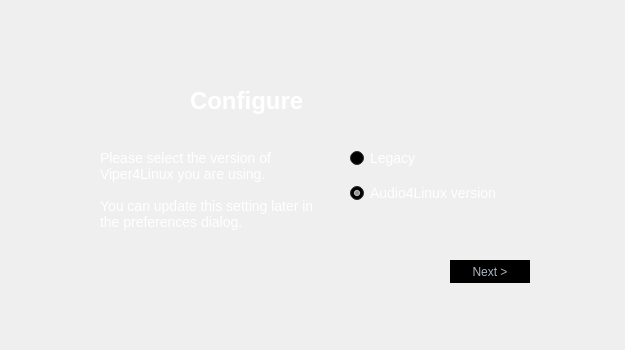
Above: dialog/firstlaunchwizard.ui from Audio4Linux/Viper4Linux-GUI before the change. Below: the same form after it.
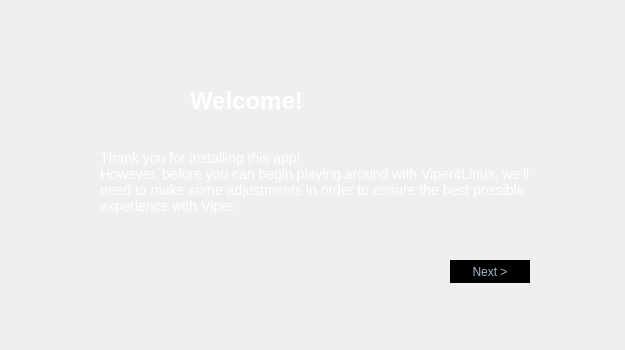
That is the form after the change. The open tabs and pages were chosen to show the change. Custom widgets are drawn as their Qt base class.

Diff of the .ui file:
```diff
--- a/dialog/firstlaunchwizard.ui
+++ b/dialog/firstlaunchwizard.ui
@@ -190,8 +190,51 @@
        </item>
       </layout>
      </widget>
-     <widget class="QWidget" name="page">
-      <widget class="QPushButton" name="p1dot5_next">
+     <widget class="QWidget" name="page_nomodule">
+      <widget class="QLabel" name="pm_title">
+       <property name="geometry">
+        <rect>
+         <x>190</x>
+         <y>10</y>
+         <width>311</width>
+         <height>61</height>
+        </rect>
+       </property>
+       <property name="styleSheet">
+        <string notr="true">font-size: 24px;
+font-weight: bold;
+color: white</string>
+       </property>
+       <property name="text">
+        <string>Missing module</string>
+       </property>
+      </widget>
+      <widget class="QLabel" name="pm_desc">
+       <property name="geometry">
+        <rect>
+         <x>100</x>
+         <y>90</y>
+         <width>431</width>
+         <height>101</height>
+        </rect>
+       </property>
+       <property name="styleSheet">
+        <string notr="true">color: white;
+font-size: 14px;</string>
+       </property>
+       <property name="text">
+        <string>Unable to find the GStreamer viperfx plugin.
+Make sure you installed Viper4Linux correctly and double-check the README instructions.
+You can also run 'gst-inspect-1.0 viperfx' to check if the plugin was correctly installed.</string>
+       </property>
+       <property name="alignment">
+        <set>Qt::AlignLeading|Qt::AlignLeft|Qt::AlignTop</set>
+       </property>
+       <property name="wordWrap">
+        <bool>true</bool>
+       </property>
+      </widget>
+      <widget class="QPushButton" name="pm_next">
        <property name="geometry">
         <rect>
          <x>450</x>
@@ -322,875 +365,155 @@
         <bool>false</bool>
        </property>
       </widget>
-      <widget class="QWidget" name="verticalLayoutWidget_3">
+      <widget class="QPushButton" name="pl_next">
        <property name="geometry">
         <rect>
-         <x>350</x>
-         <y>80</y>
-         <width>230</width>
-         <height>73</height>
+         <x>399</x>
+         <y>200</y>
+         <width>131</width>
+         <height>23</height>
         </rect>
        </property>
-       <layout class="QVBoxLayout" name="p1dot5_radiobox">
-        <item>
-         <widget class="QRadioButton" name="p1dot5_mode_legacy">
-          <property name="palette">
-           <palette>
-            <active>
-             <colorrole role="WindowText">
-              <brush brushstyle="SolidPattern">
-               <color alpha="255">
-                <red>255</red>
-                <green>255</green>
-                <blue>255</blue>
-               </color>
-              </brush>
-             </colorrole>
-             <colorrole role="Button">
-              <brush brushstyle="SolidPattern">
-               <color alpha="255">
-                <red>61</red>
-                <green>65</green>
-                <blue>66</blue>
-               </color>
-              </brush>
-             </colorrole>
-             <colorrole role="Light">
-              <brush brushstyle="SolidPattern">
-               <color alpha="255">
-                <red>91</red>
-                <green>97</green>
-                <blue>99</blue>
-               </color>
-              </brush>
-             </colorrole>
-             <colorrole role="Midlight">
-              <brush brushstyle="SolidPattern">
-               <color alpha="255">
-                <red>76</red>
-                <green>81</green>
-                <blue>82</blue>
-               </color>
-              </brush>
-             </colorrole>
-             <colorrole role="Dark">
-              <brush brushstyle="SolidPattern">
-               <color alpha="255">
-                <red>30</red>
-                <green>32</green>
-                <blue>33</blue>
-               </color>
-              </brush>
-             </colorrole>
-             <colorrole role="Mid">
-              <brush brushstyle="SolidPattern">
-               <color alpha="255">
-                <red>40</red>
-                <green>43</green>
-                <blue>44</blue>
-               </color>
-              </brush>
-             </colorrole>
-             <colorrole role="Text">
-              <brush brushstyle="SolidPattern">
-               <color alpha="255">
-                <red>255</red>
-                <green>255</green>
-                <blue>255</blue>
-               </color>
-              </brush>
-             </colorrole>
-             <colorrole role="BrightText">
-              <brush brushstyle="SolidPattern">
-               <color alpha="255">
-                <red>255</red>
-                <green>255</green>
-                <blue>255</blue>
-               </color>
-              </brush>
-             </colorrole>
-             <colorrole role="ButtonText">
-              <brush brushstyle="SolidPattern">
-               <color alpha="255">
-                <red>255</red>
-                <green>255</green>
-                <blue>255</blue>
-               </color>
-              </brush>
-             </colorrole>
-             <colorrole role="Base">
-              <brush brushstyle="SolidPattern">
-               <color alpha="255">
-                <red>0</red>
-                <green>0</green>
-                <blue>0</blue>
-               </color>
-              </brush>
-             </colorrole>
-             <colorrole role="Window">
-              <brush brushstyle="SolidPattern">
-               <color alpha="255">
-                <red>61</red>
-                <green>65</green>
-                <blue>66</blue>
-               </color>
-              </brush>
-             </colorrole>
-             <colorrole role="Shadow">
-              <brush brushstyle="SolidPattern">
-               <color alpha="255">
-                <red>0</red>
-                <green>0</green>
-                <blue>0</blue>
-               </color>
-              </brush>
-             </colorrole>
-             <colorrole role="AlternateBase">
-              <brush brushstyle="SolidPattern">
-               <color alpha="255">
-                <red>30</red>
-                <green>32</green>
-                <blue>33</blue>
-               </color>
-              </brush>
-             </colorrole>
-             <colorrole role="ToolTipBase">
-              <brush brushstyle="SolidPattern">
-               <color alpha="255">
-                <red>255</red>
-                <green>255</green>
-                <blue>220</blue>
-               </color>
-              </brush>
-             </colorrole>
-             <colorrole role="ToolTipText">
-              <brush brushstyle="SolidPattern">
-               <color alpha="255">
-                <red>0</red>
-                <green>0</green>
-                <blue>0</blue>
-               </color>
-              </brush>
-             </colorrole>
-            </active>
-            <inactive>
-             <colorrole role="WindowText">
-              <brush brushstyle="SolidPattern">
-               <color alpha="255">
-                <red>255</red>
-                <green>255</green>
-                <blue>255</blue>
-               </color>
-              </brush>
-             </colorrole>
-             <colorrole role="Button">
-              <brush brushstyle="SolidPattern">
-               <color alpha="255">
-                <red>61</red>
-                <green>65</green>
-                <blue>66</blue>
-               </color>
-              </brush>
-             </colorrole>
-             <colorrole role="Light">
-              <brush brushstyle="SolidPattern">
-               <color alpha="255">
-                <red>91</red>
-                <green>97</green>
-                <blue>99</blue>
-               </color>
-              </brush>
-             </colorrole>
-             <colorrole role="Midlight">
-              <brush brushstyle="SolidPattern">
-               <color alpha="255">
-                <red>76</red>
-                <green>81</green>
-                <blue>82</blue>
-               </color>
-              </brush>
-             </colorrole>
-             <colorrole role="Dark">
-              <brush brushstyle="SolidPattern">
-               <color alpha="255">
-                <red>30</red>
-                <green>32</green>
-                <blue>33</blue>
-               </color>
-              </brush>
-             </colorrole>
-             <colorrole role="Mid">
-              <brush brushstyle="SolidPattern">
-               <color alpha="255">
-                <red>40</red>
-                <green>43</green>
-                <blue>44</blue>
-               </color>
-              </brush>
-             </colorrole>
-             <colorrole role="Text">
-              <brush brushstyle="SolidPattern">
-               <color alpha="255">
-                <red>255</red>
-                <green>255</green>
-                <blue>255</blue>
-               </color>
-              </brush>
-             </colorrole>
-             <colorrole role="BrightText">
-              <brush brushstyle="SolidPattern">
-               <color alpha="255">
-                <red>255</red>
-                <green>255</green>
-                <blue>255</blue>
-               </color>
-              </brush>
-             </colorrole>
-             <colorrole role="ButtonText">
-              <brush brushstyle="SolidPattern">
-               <color alpha="255">
-                <red>255</red>
-                <green>255</green>
-                <blue>255</blue>
-               </color>
-              </brush>
-             </colorrole>
-             <colorrole role="Base">
-              <brush brushstyle="SolidPattern">
-               <color alpha="255">
-                <red>0</red>
-                <green>0</green>
-                <blue>0</blue>
-               </color>
-              </brush>
-             </colorrole>
-             <colorrole role="Window">
-              <brush brushstyle="SolidPattern">
-               <color alpha="255">
-                <red>61</red>
-                <green>65</green>
-                <blue>66</blue>
-               </color>
-              </brush>
-             </colorrole>
-             <colorrole role="Shadow">
-              <brush brushstyle="SolidPattern">
-               <color alpha="255">
-                <red>0</red>
-                <green>0</green>
-                <blue>0</blue>
-               </color>
-              </brush>
-             </colorrole>
-             <colorrole role="AlternateBase">
-              <brush brushstyle="SolidPattern">
-               <color alpha="255">
-                <red>30</red>
-                <green>32</green>
-                <blue>33</blue>
-               </color>
-              </brush>
-             </colorrole>
-             <colorrole role="ToolTipBase">
-              <brush brushstyle="SolidPattern">
-               <color alpha="255">
-                <red>255</red>
-                <green>255</green>
-                <blue>220</blue>
-               </color>
-              </brush>
-             </colorrole>
-             <colorrole role="ToolTipText">
-              <brush brushstyle="SolidPattern">
-               <color alpha="255">
-                <red>0</red>
-                <green>0</green>
-                <blue>0</blue>
-               </color>
-              </brush>
-             </colorrole>
-            </inactive>
-            <disabled>
-             <colorrole role="WindowText">
-              <brush brushstyle="SolidPattern">
-               <color alpha="255">
-                <red>255</red>
-                <green>255</green>
-                <blue>255</blue>
-               </color>
-              </brush>
-             </colorrole>
-             <colorrole role="Button">
-              <brush brushstyle="SolidPattern">
-               <color alpha="255">
-                <red>61</red>
-                <green>65</green>
-                <blue>66</blue>
-               </color>
-              </brush>
-             </colorrole>
-             <colorrole role="Light">
-              <brush brushstyle="SolidPattern">
-               <color alpha="255">
-                <red>91</red>
-                <green>97</green>
-                <blue>99</blue>
-               </color>
-              </brush>
-             </colorrole>
-             <colorrole role="Midlight">
-              <brush brushstyle="SolidPattern">
-               <color alpha="255">
-                <red>76</red>
-                <green>81</green>
-                <blue>82</blue>
-               </color>
-              </brush>
-             </colorrole>
-             <colorrole role="Dark">
-              <brush brushstyle="SolidPattern">
-               <color alpha="255">
-                <red>30</red>
-                <green>32</green>
-                <blue>33</blue>
-               </color>
-              </brush>
-             </colorrole>
-             <colorrole role="Mid">
-              <brush brushstyle="SolidPattern">
-               <color alpha="255">
-                <red>40</red>
-                <green>43</green>
-                <blue>44</blue>
-               </color>
-              </brush>
-             </colorrole>
-             <colorrole role="Text">
-              <brush brushstyle="SolidPattern">
-               <color alpha="255">
-                <red>255</red>
-                <green>255</green>
-                <blue>255</blue>
-               </color>
-              </brush>
-             </colorrole>
-             <colorrole role="BrightText">
-              <brush brushstyle="SolidPattern">
-               <color alpha="255">
-                <red>255</red>
-                <green>255</green>
-                <blue>255</blue>
-               </color>
-              </brush>
-             </colorrole>
-             <colorrole role="ButtonText">
-              <brush brushstyle="SolidPattern">
-               <color alpha="255">
-                <red>255</red>
-                <green>255</green>
-                <blue>255</blue>
-               </color>
-              </brush>
-             </colorrole>
-             <colorrole role="Base">
-              <brush brushstyle="SolidPattern">
-               <color alpha="255">
-                <red>61</red>
-                <green>65</green>
-                <blue>66</blue>
-               </color>
-              </brush>
-             </colorrole>
-             <colorrole role="Window">
-              <brush brushstyle="SolidPattern">
-               <color alpha="255">
-                <red>61</red>
-                <green>65</green>
-                <blue>66</blue>
-               </color>
-              </brush>
-             </colorrole>
-             <colorrole role="Shadow">
-              <brush brushstyle="SolidPattern">
-               <color alpha="255">
-                <red>0</red>
-                <green>0</green>
-                <blue>0</blue>
-               </color>
-              </brush>
-             </colorrole>
-             <colorrole role="AlternateBase">
-              <brush brushstyle="SolidPattern">
-               <color alpha="255">
-                <red>61</red>
-                <green>65</green>
-                <blue>66</blue>
-               </color>
-              </brush>
-             </colorrole>
-             <colorrole role="ToolTipBase">
-              <brush brushstyle="SolidPattern">
-               <color alpha="255">
-                <red>255</red>
-                <green>255</green>
-                <blue>220</blue>
-               </color>
-              </brush>
-             </colorrole>
-             <colorrole role="ToolTipText">
-              <brush brushstyle="SolidPattern">
-               <color alpha="255">
-                <red>0</red>
-                <green>0</green>
-                <blue>0</blue>
-               </color>
-              </brush>
-             </colorrole>
-            </disabled>
-           </palette>
-          </property>
-          <property name="styleSheet">
-           <string notr="true">color: white;
-font-size: 14px;</string>
-          </property>
-          <property name="text">
-           <string>Legacy</string>
-          </property>
-          <property name="checked">
-           <bool>false</bool>
-          </property>
-         </widget>
-        </item>
-        <item>
-         <widget class="QRadioButton" name="p1dot5_mode_a4l">
-          <property name="palette">
-           <palette>
-            <active>
-             <colorrole role="WindowText">
-              <brush brushstyle="SolidPattern">
-               <color alpha="255">
-                <red>255</red>
-                <green>255</green>
-                <blue>255</blue>
-               </color>
-              </brush>
-             </colorrole>
-             <colorrole role="Button">
-              <brush brushstyle="SolidPattern">
-               <color alpha="255">
-                <red>61</red>
-                <green>65</green>
-                <blue>66</blue>
-               </color>
-              </brush>
-             </colorrole>
-             <colorrole role="Light">
-              <brush brushstyle="SolidPattern">
-               <color alpha="255">
-                <red>91</red>
-                <green>97</green>
-                <blue>99</blue>
-               </color>
-              </brush>
-             </colorrole>
-             <colorrole role="Midlight">
-              <brush brushstyle="SolidPattern">
-               <color alpha="255">
-                <red>76</red>
-                <green>81</green>
-                <blue>82</blue>
-               </color>
-              </brush>
-             </colorrole>
-             <colorrole role="Dark">
-              <brush brushstyle="SolidPattern">
-               <color alpha="255">
-                <red>30</red>
-                <green>32</green>
-                <blue>33</blue>
-               </color>
-              </brush>
-             </colorrole>
-             <colorrole role="Mid">
-              <brush brushstyle="SolidPattern">
-               <color alpha="255">
-                <red>40</red>
-                <green>43</green>
-                <blue>44</blue>
-               </color>
-              </brush>
-             </colorrole>
-             <colorrole role="Text">
-              <brush brushstyle="SolidPattern">
-               <color alpha="255">
-                <red>255</red>
-                <green>255</green>
-                <blue>255</blue>
-               </color>
-              </brush>
-             </colorrole>
-             <colorrole role="BrightText">
-              <brush brushstyle="SolidPattern">
-               <color alpha="255">
-                <red>255</red>
-                <green>255</green>
-                <blue>255</blue>
-               </color>
-              </brush>
-             </colorrole>
-             <colorrole role="ButtonText">
-              <brush brushstyle="SolidPattern">
-               <color alpha="255">
-                <red>255</red>
-                <green>255</green>
-                <blue>255</blue>
-               </color>
-              </brush>
-             </colorrole>
-             <colorrole role="Base">
-              <brush brushstyle="SolidPattern">
-               <color alpha="255">
-                <red>0</red>
-                <green>0</green>
-                <blue>0</blue>
-               </color>
-              </brush>
-             </colorrole>
-             <colorrole role="Window">
-              <brush brushstyle="SolidPattern">
-               <color alpha="255">
-                <red>61</red>
-                <green>65</green>
-                <blue>66</blue>
-               </color>
-              </brush>
-             </colorrole>
-             <colorrole role="Shadow">
-              <brush brushstyle="SolidPattern">
-               <color alpha="255">
-                <red>0</red>
-                <green>0</green>
-                <blue>0</blue>
-               </color>
-              </brush>
-             </colorrole>
-             <colorrole role="AlternateBase">
-              <brush brushstyle="SolidPattern">
-               <color alpha="255">
-                <red>30</red>
-                <green>32</green>
-                <blue>33</blue>
-               </color>
-              </brush>
-             </colorrole>
-             <colorrole role="ToolTipBase">
-              <brush brushstyle="SolidPattern">
-               <color alpha="255">
-                <red>255</red>
-                <green>255</green>
-                <blue>220</blue>
-               </color>
-              </brush>
-             </colorrole>
-             <colorrole role="ToolTipText">
-              <brush brushstyle="SolidPattern">
-               <color alpha="255">
-                <red>0</red>
-                <green>0</green>
-                <blue>0</blue>
-               </color>
-              </brush>
-             </colorrole>
-            </active>
-            <inactive>
-             <colorrole role="WindowText">
-              <brush brushstyle="SolidPattern">
-               <color alpha="255">
-                <red>255</red>
-                <green>255</green>
-                <blue>255</blue>
-               </color>
-              </brush>
-             </colorrole>
-             <colorrole role="Button">
-              <brush brushstyle="SolidPattern">
-               <color alpha="255">
-                <red>61</red>
-                <green>65</green>
-                <blue>66</blue>
-               </color>
-              </brush>
-             </colorrole>
-             <colorrole role="Light">
-              <brush brushstyle="SolidPattern">
-               <color alpha="255">
-                <red>91</red>
-                <green>97</green>
-                <blue>99</blue>
-               </color>
-              </brush>
-             </colorrole>
-             <colorrole role="Midlight">
-              <brush brushstyle="SolidPattern">
-               <color alpha="255">
-                <red>76</red>
-                <green>81</green>
-                <blue>82</blue>
-               </color>
-              </brush>
-             </colorrole>
-             <colorrole role="Dark">
-              <brush brushstyle="SolidPattern">
-               <color alpha="255">
-                <red>30</red>
-                <green>32</green>
-                <blue>33</blue>
-               </color>
-              </brush>
-             </colorrole>
-             <colorrole role="Mid">
-              <brush brushstyle="SolidPattern">
-               <color alpha="255">
-                <red>40</red>
-                <green>43</green>
-                <blue>44</blue>
-               </color>
-              </brush>
-             </colorrole>
-             <colorrole role="Text">
-              <brush brushstyle="SolidPattern">
-               <color alpha="255">
-                <red>255</red>
-                <green>255</green>
-                <blue>255</blue>
-               </color>
-              </brush>
-             </colorrole>
-             <colorrole role="BrightText">
-              <brush brushstyle="SolidPattern">
-               <color alpha="255">
-                <red>255</red>
-                <green>255</green>
-                <blue>255</blue>
-               </color>
-              </brush>
-             </colorrole>
-             <colorrole role="ButtonText">
-              <brush brushstyle="SolidPattern">
-               <color alpha="255">
-                <red>255</red>
-                <green>255</green>
-                <blue>255</blue>
-               </color>
-              </brush>
-             </colorrole>
-             <colorrole role="Base">
-              <brush brushstyle="SolidPattern">
-               <color alpha="255">
-                <red>0</red>
-                <green>0</green>
-                <blue>0</blue>
-               </color>
-              </brush>
-             </colorrole>
-             <colorrole role="Window">
-              <brush brushstyle="SolidPattern">
-               <color alpha="255">
-                <red>61</red>
-                <green>65</green>
-                <blue>66</blue>
-               </color>
-              </brush>
-             </colorrole>
-             <colorrole role="Shadow">
-              <brush brushstyle="SolidPattern">
-               <color alpha="255">
-                <red>0</red>
-                <green>0</green>
-                <blue>0</blue>
-               </color>
-              </brush>
-             </colorrole>
-             <colorrole role="AlternateBase">
-              <brush brushstyle="SolidPattern">
-               <color alpha="255">
-                <red>30</red>
-                <green>32</green>
-                <blue>33</blue>
-               </color>
-              </brush>
-             </colorrole>
-             <colorrole role="ToolTipBase">
-              <brush brushstyle="SolidPattern">
-               <color alpha="255">
-                <red>255</red>
-                <green>255</green>
-                <blue>220</blue>
-               </color>
-              </brush>
-             </colorrole>
-             <colorrole role="ToolTipText">
-              <brush brushstyle="SolidPattern">
-               <color alpha="255">
-                <red>0</red>
-                <green>0</green>
-                <blue>0</blue>
-               </color>
-              </brush>
-             </colorrole>
-            </inactive>
-            <disabled>
-             <colorrole role="WindowText">
-              <brush brushstyle="SolidPattern">
-               <color alpha="255">
-                <red>255</red>
-                <green>255</green>
-                <blue>255</blue>
-               </color>
-              </brush>
-             </colorrole>
-             <colorrole role="Button">
-              <brush brushstyle="SolidPattern">
-               <color alpha="255">
-                <red>61</red>
-                <green>65</green>
-                <blue>66</blue>
-               </color>
-              </brush>
-             </colorrole>
-             <colorrole role="Light">
-              <brush brushstyle="SolidPattern">
-               <color alpha="255">
-                <red>91</red>
-                <green>97</green>
-                <blue>99</blue>
-               </color>
-              </brush>
-             </colorrole>
-             <colorrole role="Midlight">
-              <brush brushstyle="SolidPattern">
-               <color alpha="255">
-                <red>76</red>
-                <green>81</green>
-                <blue>82</blue>
-               </color>
-              </brush>
-             </colorrole>
-             <colorrole role="Dark">
-              <brush brushstyle="SolidPattern">
-               <color alpha="255">
-                <red>30</red>
-                <green>32</green>
-                <blue>33</blue>
-               </color>
-              </brush>
-             </colorrole>
-             <colorrole role="Mid">
-              <brush brushstyle="SolidPattern">
-               <color alpha="255">
-                <red>40</red>
-                <green>43</green>
-                <blue>44</blue>
-               </color>
-              </brush>
-             </colorrole>
-             <colorrole role="Text">
-              <brush brushstyle="SolidPattern">
-               <color alpha="255">
-                <red>255</red>
-                <green>255</green>
-                <blue>255</blue>
-               </color>
-              </brush>
-             </colorrole>
-             <colorrole role="BrightText">
-              <brush brushstyle="SolidPattern">
-               <color alpha="255">
-                <red>255</red>
-                <green>255</green>
-                <blue>255</blue>
-               </color>
-              </brush>
-             </colorrole>
-             <colorrole role="ButtonText">
-              <brush brushstyle="SolidPattern">
-               <color alpha="255">
-                <red>255</red>
-                <green>255</green>
-                <blue>255</blue>
-               </color>
-              </brush>
-             </colorrole>
-             <colorrole role="Base">
-              <brush brushstyle="SolidPattern">
-               <color alpha="255">
-                <red>61</red>
-                <green>65</green>
-                <blue>66</blue>
-               </color>
-              </brush>
-             </colorrole>
-             <colorrole role="Window">
-              <brush brushstyle="SolidPattern">
-               <color alpha="255">
-                <red>61</red>
-                <green>65</green>
-                <blue>66</blue>
-               </color>
-              </brush>
-             </colorrole>
-             <colorrole role="Shadow">
-              <brush brushstyle="SolidPattern">
-               <color alpha="255">
-                <red>0</red>
-                <green>0</green>
-                <blue>0</blue>
-               </color>
-              </brush>
-             </colorrole>
-             <colorrole role="AlternateBase">
-              <brush brushstyle="SolidPattern">
-               <color alpha="255">
-                <red>61</red>
-                <green>65</green>
-                <blue>66</blue>
-               </color>
-              </brush>
-             </colorrole>
-             <colorrole role="ToolTipBase">
-              <brush brushstyle="SolidPattern">
-               <color alpha="255">
-                <red>255</red>
-                <green>255</green>
-                <blue>220</blue>
-               </color>
-              </brush>
-             </colorrole>
-             <colorrole role="ToolTipText">
-              <brush brushstyle="SolidPattern">
-               <color alpha="255">
-                <red>0</red>
-                <green>0</green>
-                <blue>0</blue>
-               </color>
-              </brush>
-             </colorrole>
-            </disabled>
-           </palette>
-          </property>
-          <property name="styleSheet">
-           <string notr="true">color: white;
-font-size: 14px;</string>
-          </property>
-          <property name="text">
-           <string>Audio4Linux version</string>
-          </property>
-          <property name="checked">
-           <bool>true</bool>
-          </property>
-         </widget>
-        </item>
-       </layout>
+       <property name="styleSheet">
+        <string notr="true">QPushButton{
+	border-style: solid;
+	border-top-color: transparent;
+	border-right-color: transparent;
+	border-left-color: transparent;
+	border-bottom-color: transparent;
+	border-width: 1px;
+	border-style: solid;
+	color: #a9b7c6;
+    padding: 4 12 4 12;
+	background-color: #000000;
+}
+QPushButton::default{
+        border-style: solid;
+        border-top-color: transparent;
+        border-right-color: transparent;
+        border-left-color: transparent;
+        border-bottom-color: qlineargradient(spread:pad, x1:0, y1:1, x2:1, y2:1, stop:0 rgba(0, 255, 235, 255), stop:1 rgba(165, 83, 168, 255));
+        border-width: 1px;
+        color: #a9b7c6;
+        padding: 2px;
+        background-color: #000000;
+}
+QPushButton:hover{
+	border-style: solid;
+	border-top-color: transparent;
+	border-right-color: transparent;
+	border-left-color: transparent;
+	border-bottom-color: qlineargradient(spread:pad, x1:0, y1:1, x2:1, y2:1, stop:0 rgba(0, 255, 235, 255), stop:1 rgba(165, 83, 168, 255));
+	border-bottom-width: 1px;
+	border-style: solid;
+	color: #a9b7c6;
+    padding-bottom: 2px;
+	background-color: #000000;
+}
+QPushButton:pressed{
+	border-style: solid;
+	border-top-color: transparent;
+	border-right-color: transparent;
+	border-left-color: transparent;
+	border-bottom-color: qlineargradient(spread:pad, x1:0, y1:1, x2:1, y2:1, stop:0 rgba(0, 255, 235, 255), stop:1 rgba(165, 83, 168, 255));
+	border-bottom-width: 2px;
+	border-style: solid;
+	color: white;;
+        padding-bottom: 1px;
+	background-color: #000000;
+}
+QPushButton:disabled{
+	border-style: solid;
+	border-top-color: transparent;
+	border-right-color: transparent;
+	border-left-color: transparent;
+	border-bottom-color: transparent;
+	border-bottom-width: 2px;
+	border-style: solid;
+	color: #808086;
+        padding-bottom: 1px;
+	background-color: #000000;
+}
+</string>
+       </property>
+       <property name="text">
+        <string>Continue anyway &gt;</string>
+       </property>
+      </widget>
+      <widget class="QPushButton" name="pl_help">
+       <property name="geometry">
+        <rect>
+         <x>260</x>
+         <y>200</y>
+         <width>131</width>
+         <height>23</height>
+        </rect>
+       </property>
+       <property name="styleSheet">
+        <string notr="true">QPushButton{
+	border-style: solid;
+	border-top-color: transparent;
+	border-right-color: transparent;
+	border-left-color: transparent;
+	border-bottom-color: transparent;
+	border-width: 1px;
+	border-style: solid;
+	color: #a9b7c6;
+    padding: 4 12 4 12;
+	background-color: #000000;
+}
+QPushButton::default{
+        border-style: solid;
+        border-top-color: transparent;
+        border-right-color: transparent;
+        border-left-color: transparent;
+        border-bottom-color: qlineargradient(spread:pad, x1:0, y1:1, x2:1, y2:1, stop:0 rgba(0, 255, 235, 255), stop:1 rgba(165, 83, 168, 255));
+        border-width: 1px;
+        color: #a9b7c6;
+        padding: 2px;
+        background-color: #000000;
+}
+QPushButton:hover{
+	border-style: solid;
+	border-top-color: transparent;
+	border-right-color: transparent;
+	border-left-color: transparent;
+	border-bottom-color: qlineargradient(spread:pad, x1:0, y1:1, x2:1, y2:1, stop:0 rgba(0, 255, 235, 255), stop:1 rgba(165, 83, 168, 255));
+	border-bottom-width: 1px;
+	border-style: solid;
+	color: #a9b7c6;
+    padding-bottom: 2px;
+	background-color: #000000;
+}
+QPushButton:pressed{
+	border-style: solid;
+	border-top-color: transparent;
+	border-right-color: transparent;
+	border-left-color: transparent;
+	border-bottom-color: qlineargradient(spread:pad, x1:0, y1:1, x2:1, y2:1, stop:0 rgba(0, 255, 235, 255), stop:1 rgba(165, 83, 168, 255));
+	border-bottom-width: 2px;
+	border-style: solid;
+	color: white;;
+        padding-bottom: 1px;
+	background-color: #000000;
+}
+QPushButton:disabled{
+	border-style: solid;
+	border-top-color: transparent;
+	border-right-color: transparent;
+	border-left-color: transparent;
+	border-bottom-color: transparent;
+	border-bottom-width: 2px;
+	border-style: solid;
+	color: #808086;
+        padding-bottom: 1px;
+	background-color: #000000;
+}
+</string>
+       </property>
+       <property name="text">
+        <string>How to upgrade?</string>
+       </property>
       </widget>
      </widget>
      <widget class="QWidget" name="page_2">
```
Left out of the diff: 407 changed lines with no effect on the pictures.
